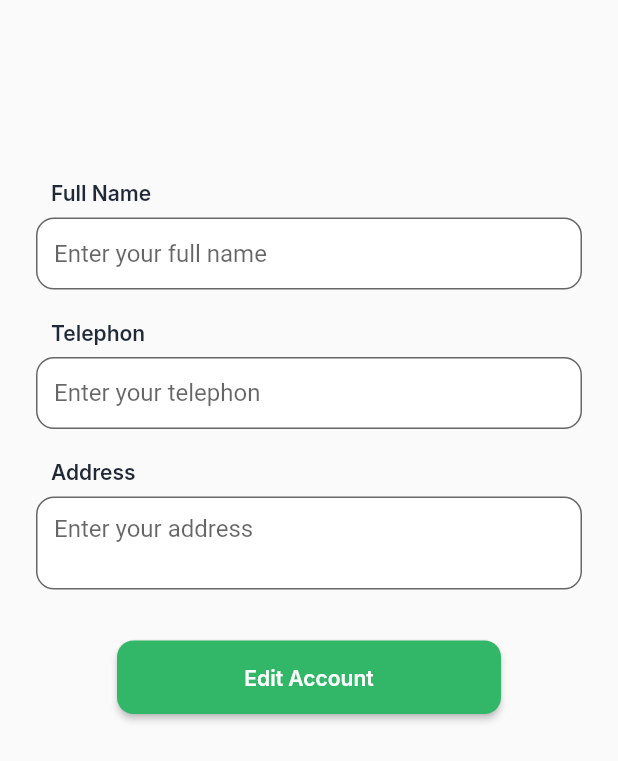
After one commit to ahfasxp/restaurant_app, a Flutter app: the AccountEditPage screen opened by its route, on a phone screen of 412 x 824 dp. The commit adds this screen. Shown: the top 761 px of the screen. Run offline on Flutter 3.47's test engine with Material 2 defaults, Android fonts, the phone set to English and light mode, and no system bars; our stand-ins replace cloud_firestore, double_back_to_close, firebase_auth, google_fonts, sqflite; accounts and stored records are empty.

Commit message:
firestore done

```diff
--- a/lib/main.dart
+++ b/lib/main.dart
@@ -8,6 +8,8 @@ import 'package:restaurant_app/data/model/restaurant.dart';
 import 'package:restaurant_app/provider/database_provider.dart';
 import 'package:restaurant_app/provider/restaurant_provider.dart';
 import 'package:restaurant_app/provider/search_restaurant_provider.dart';
+import 'package:restaurant_app/ui/account/account_edit_page.dart';
+import 'package:restaurant_app/ui/account/account_setting_page.dart';
 import 'package:restaurant_app/ui/home/home_page.dart';
 import 'package:restaurant_app/ui/restaurant/restaurant_detail_page.dart';
 import 'package:restaurant_app/ui/auth/welcome_page.dart';
@@ -52,6 +54,8 @@ class MyApp extends StatelessWidget {
                     ModalRoute.of(context)?.settings.arguments as Restaurant,
               ),
           RestaurantSearchPage.routeName: (context) => RestaurantSearchPage(),
+          AccountSettingPage.routeName: (context) => AccountSettingPage(),
+          AccountEditPage.routeName: (context) => AccountEditPage(),
         },
       ),
     );
--- /dev/null
+++ b/lib/ui/account/account_edit_page.dart
@@ -0,0 +1,194 @@
+import 'package:flutter/material.dart';
+import 'package:restaurant_app/common/style.dart';
+import 'package:restaurant_app/utils/firestore_services.dart';
+import 'package:restaurant_app/widgets/toast_custom.dart';
+
+class AccountEditPage extends StatefulWidget {
+  static const routeName = '/restaurant/account/edit';
+  const AccountEditPage({Key? key}) : super(key: key);
+
+  @override
+  State<AccountEditPage> createState() => _AccountEditPageState();
+}
+
+class _AccountEditPageState extends State<AccountEditPage> {
+  // Inisialisasi Controller
+  final _fullNameController = TextEditingController();
+  final _telephonController = TextEditingController();
+  final _addressController = TextEditingController();
+
+  @override
+  Widget build(BuildContext context) {
+    return Scaffold(
+      body: SafeArea(
+          child: SingleChildScrollView(
+        child: Column(
+          crossAxisAlignment: CrossAxisAlignment.start,
+          children: [
+            SizedBox(
+              height: 120,
+            ),
+            Padding(
+              padding: EdgeInsets.symmetric(horizontal: 34),
+              child: Text(
+                'Full Name',
+                style: blackTextStyle.copyWith(
+                  fontSize: 14,
+                ),
+              ),
+            ),
+            SizedBox(
+              height: 8,
+            ),
+            Padding(
+              padding: EdgeInsets.symmetric(horizontal: 24),
+              child: TextField(
+                controller: _fullNameController,
+                decoration: InputDecoration(
+                  contentPadding: EdgeInsets.only(left: 12),
+                  fillColor: whiteColor,
+                  filled: true,
+                  border: OutlineInputBorder(
+                    borderRadius: BorderRadius.circular(12),
+                    borderSide: BorderSide(
+                      color: Color(0xFF9CA3AF),
+                      width: 2.0,
+                    ),
+                  ),
+                  hintText: 'Enter your full name',
+                ),
+              ),
+            ),
+            SizedBox(
+              height: 20,
+            ),
+            Padding(
+              padding: EdgeInsets.symmetric(horizontal: 34),
+              child: Text(
+                'Telephon',
+                style: blackTextStyle.copyWith(
+                  fontSize: 14,
+                ),
+              ),
+            ),
+            SizedBox(
+              height: 8,
+            ),
+            Padding(
+              padding: EdgeInsets.symmetric(horizontal: 24),
+              child: TextField(
+                controller: _telephonController,
+                decoration: InputDecoration(
+                  contentPadding: EdgeInsets.only(left: 12),
+                  fillColor: whiteColor,
+                  filled: true,
+                  border: OutlineInputBorder(
+                    borderRadius: BorderRadius.circular(12),
+                    borderSide: BorderSide(
+                      color: Color(0xFF9CA3AF),
+                      width: 2.0,
+                    ),
+                  ),
+                  hintText: 'Enter your telephon',
+                ),
+              ),
+            ),
+            SizedBox(
+              height: 20,
+            ),
+            Padding(
+              padding: EdgeInsets.symmetric(horizontal: 34),
+              child: Text(
+                'Address',
+                style: blackTextStyle.copyWith(
+                  fontSize: 14,
+                ),
+              ),
+            ),
+            SizedBox(
+              height: 8,
+            ),
+            Padding(
+              padding: EdgeInsets.symmetric(horizontal: 24),
+              child: TextField(
+                keyboardType: TextInputType.multiline,
+                textInputAction: TextInputAction.newline,
+                minLines: 2,
+                maxLines: 5,
+                controller: _addressController,
+                decoration: InputDecoration(
+                  contentPadding: EdgeInsets.all(12),
+                  fillColor: whiteColor,
+                  filled: true,
+                  border: OutlineInputBorder(
+                    borderRadius: BorderRadius.circular(12),
+                    borderSide: BorderSide(
+                      color: Color(0xFF9CA3AF),
+                      width: 2.0,
+                    ),
+                  ),
+                  hintText: 'Enter your address',
+                ),
+              ),
+            ),
+            SizedBox(
+              height: 34,
+            ),
+            Align(
+              child: ElevatedButton(
+                onPressed: () async {
+                  try {
+                    final fullName = _fullNameController.text;
+                    final telephon = _telephonController.text;
+                    final address = _addressController.text;
+                    await FirestoreServices.updateUser(
+                        fullName: fullName,
+                        telephon: telephon,
+                        address: address);
+                    Navigator.pop(context);
+                    Toast.show(
+                      'Update Successfully',
+                      context,
+                      backgroundColor: Colors.red.shade300,
+                    );
+                  } catch (e) {
+                    print(e);
+                    Toast.show(
+                      e.toString(),
+                      context,
+                      backgroundColor: Colors.red.shade300,
+                    );
+                  }
+                },
+                child: Text(
+                  'Edit Account',
+                  style: whiteTextStyle.copyWith(
+                    fontSize: 14,
+                  ),
+                ),
+                style: ElevatedButton.styleFrom(
+                  primary: greenColor,
+                  minimumSize: Size(256, 49),
+                  shape: RoundedRectangleBorder(
+                    borderRadius: BorderRadius.circular(11),
+                  ),
+                ),
+              ),
+            ),
+            SizedBox(
+              height: 16,
+            ),
+          ],
+        ),
+      )),
+    );
+  }
+
+  @override
+  void dispose() {
+    _fullNameController.dispose();
+    _telephonController.dispose();
+    _addressController.dispose();
+    super.dispose();
+  }
+}
--- a/lib/ui/auth/welcome_page.dart
+++ b/lib/ui/auth/welcome_page.dart
@@ -3,7 +3,7 @@ import 'package:flutter/material.dart';
 import 'package:flutter/rendering.dart';
 import 'package:restaurant_app/common/style.dart';
 import 'package:restaurant_app/ui/auth/login_page.dart';
-import 'package:restaurant_app/ui/auth/registration_page.dart';
+import 'package:restaurant_app/ui/auth/register_page.dart';
 
 class WelcomePage extends StatefulWidget {
   static const routeName = '/welcome';
@@ -196,7 +196,7 @@ class _WelcomePageState extends State<WelcomePage> {
                   height: 36,
                 ),
                 // NOTE: Condition Loading and Widget
-                selectedNavText == 0 ? RegistrationPage() : LoginPage(),
+                selectedNavText == 0 ? RegisterPage() : LoginPage(),
               ],
             ),
           );
--- a/lib/ui/home/home_page.dart
+++ b/lib/ui/home/home_page.dart
@@ -1,8 +1,8 @@
 import 'package:flutter/cupertino.dart';
 import 'package:flutter/material.dart';
 import 'package:restaurant_app/common/style.dart';
+import 'package:restaurant_app/ui/account/account_page.dart';
 import 'package:restaurant_app/ui/favorite/favorites_page.dart';
-import 'package:restaurant_app/ui/profil/profil_page.dart';
 import 'package:restaurant_app/ui/restaurant/restaurant_page.dart';
 
 class HomePage extends StatefulWidget {
@@ -33,7 +33,7 @@ class _HomePageState extends State<HomePage> {
   List<Widget> _listWidget = [
     RestaurantPage(),
     FavoritesPage(),
-    ProfilPage(),
+    AccountPage(),
   ];
 
   @override
--- /dev/null
+++ b/lib/utils/firestore_services.dart
@@ -0,0 +1,55 @@
+import 'package:cloud_firestore/cloud_firestore.dart';
+import 'package:firebase_auth/firebase_auth.dart';
+
+class FirestoreServices {
+  static CollectionReference userCollection =
+      FirebaseFirestore.instance.collection('users');
+
+  static Future<void> addUser({
+    required String uid,
+    required String fullName,
+    required String email,
+  }) {
+    return userCollection
+        .doc(uid)
+        .set({
+          'full_name': fullName,
+          'email': email,
+        })
+        .then((value) => print("User Added"))
+        .catchError((error) => print("Failed to add user: $error"));
+  }
+
+  static Future<void> updateUser({
+    required String fullName,
+    required String telephon,
+    required String address,
+  }) {
+    var currentUser = FirebaseAuth.instance.currentUser;
+    return userCollection
+        .doc(currentUser!.uid)
+        .set(
+          {
+            'full_name': fullName,
+            'telephone': telephon,
+            'address': address,
+          },
+          SetOptions(merge: true),
+        )
+        .then((value) => print("User Updated"))
+        .catchError((error) => print("Failed to update user: $error"));
+  }
+
+  static Future<DocumentSnapshot> getUser() async {
+    var currentUser = FirebaseAuth.instance.currentUser;
+    return await userCollection.doc(currentUser!.uid).get();
+  }
+
+  static Future<void> deleteUser(String uid) {
+    return userCollection
+        .doc(uid)
+        .delete()
+        .then((value) => print("User Deleted"))
+        .catchError((error) => print("Failed to delete user: $error"));
+  }
+}
--- a/pubspec.yaml
+++ b/pubspec.yaml
@@ -27,6 +27,7 @@ environment:
 # the latest version available on pub.dev. To see which dependencies have newer
 # versions available, run `flutter pub outdated`.
 dependencies:
+  cloud_firestore: ^3.1.0
   cupertino_icons: ^1.0.2
   double_back_to_close: ^2.0.0
   firebase_auth: ^3.2.0
```
Also changed, not shown: lib/ui/account/account_page.dart (renamed from lib/ui/profil/profil_page.dart, +32 -7 lines), lib/ui/account/account_setting_page.dart (added, +204 -0 lines), lib/ui/auth/register_page.dart (renamed from lib/ui/auth/registration_page.dart, +10 -7 lines), lib/ui/restaurant/restaurant_page.dart (+41 -21 lines), pubspec.lock, 1 other file.
